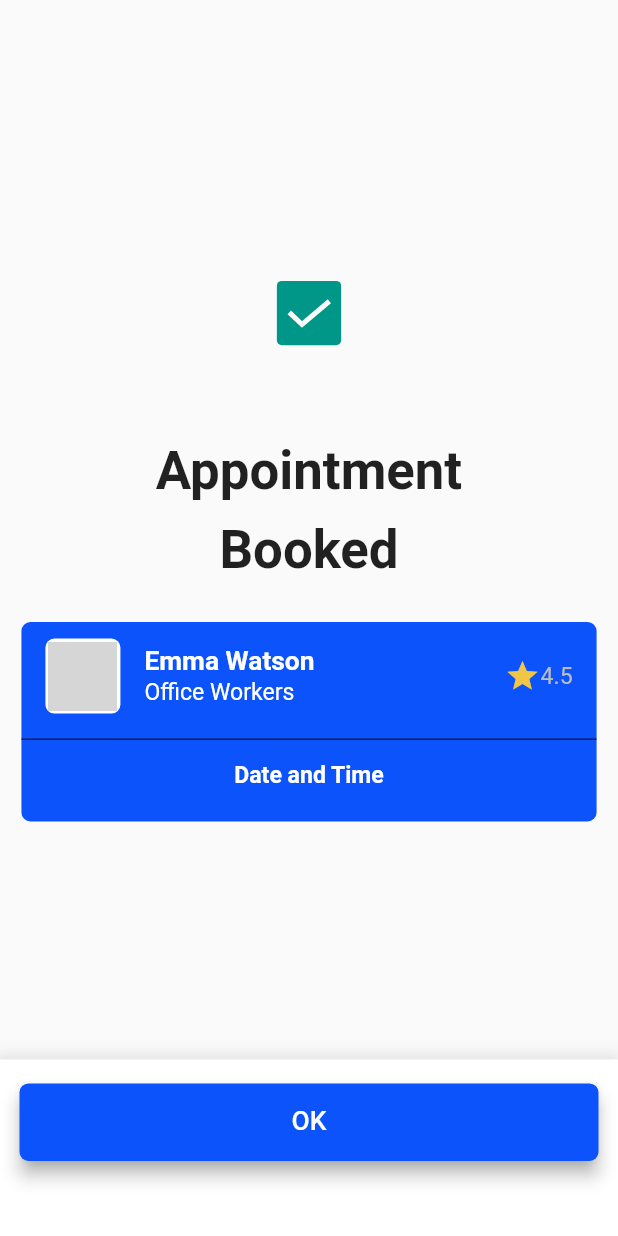
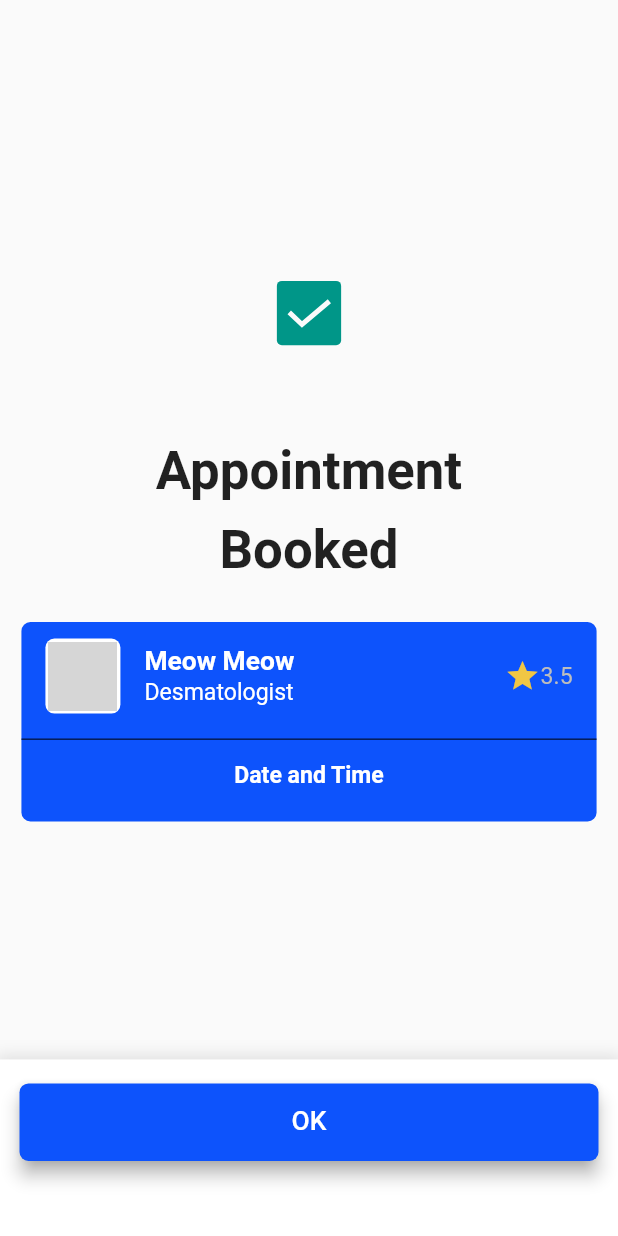
Before and after one commit to TNQT14/Doctor_Help_App, a Flutter app: the AppointmentSummaryScreen screen opened by its route, after a tap on "Make my appointment", on a phone screen of 412 x 824 dp. Run offline on Flutter 3.47's test engine with Material 2 defaults, Android fonts, the phone set to English and light mode, and no system bars; our stand-ins replace flutter_rating_bar, flutter_screenutil, lottie; grey boxes are pictures that could not be loaded.

Commit message:
class doctor model, xử lý truyền data

```diff
--- a/lib/main.dart
+++ b/lib/main.dart
@@ -26,7 +26,7 @@ class MyApp extends StatelessWidget {
           home: child,
         );
       },
-      child: ProfileScreen(),
+      child: HomeScreen(),
       designSize: Size(375, 812),
     );
   }
--- /dev/null
+++ b/lib/model/user/doctor_model.dart
@@ -0,0 +1,40 @@
+import 'package:doctor_help_app/containts/add_images.dart';
+
+import 'package:doctor_help_app/screen/screens.dart';
+
+String txt = 'From commuter to operational, hobby to heavy duty tasks,'
+    ' Dr. Detail provides expert detailing service and cosmetic care for any motorized vehicle.'
+    '  Whether it’s an exterior hand wash to full cleaning and detailing, exterior polishing and waxing,'
+    ' full interior shampoo & cleaning, addressing the dashboard and door panels, and cleaning glass,'
+    ' inside and out, paint touch-ups, and more, Dr. Detail offers excellence in service.';
+
+class DotorModel {
+  String name;
+  String email;
+  int phone;
+  String imageUrl;
+  double rating;
+  String description;
+  // String fullname;
+  String job;
+
+  DotorModel(
+      {
+        required this.name,
+      required this.imageUrl,
+      required this.email,
+      required this.phone,
+      required this.rating,
+      required this.description,
+      // required this.fullname,
+      required this.job});
+}
+
+final DotorModel user1 = DotorModel(
+    name: 'Meow Meow',
+    imageUrl: imageCat,
+    email: 'email',
+    phone: 0123456799,
+    rating: 3.5,
+    description: txt,
+    job: 'Desmatologist');
--- a/lib/screen/appointment_screen/appointment_success_screen.dart
+++ b/lib/screen/appointment_screen/appointment_success_screen.dart
@@ -1,4 +1,5 @@
 import 'package:doctor_help_app/containts/containts.dart';
+import 'package:doctor_help_app/model/user/doctor_model.dart';
 import 'package:doctor_help_app/widgets/widgets.dart';
 import 'package:flutter/material.dart';
 import 'package:flutter_screenutil/flutter_screenutil.dart';
@@ -19,7 +20,7 @@ class AppointmentSuccessScreen extends StatelessWidget {
             mainAxisAlignment: MainAxisAlignment.center,
             children: [
               SizedBox(
-                height: 100,
+                  height: 100,
                   width: 100,
                   child: Lottie.asset(iconCheckSc, fit: BoxFit.cover)),
               Padding(
@@ -30,7 +31,8 @@ class AppointmentSuccessScreen extends StatelessWidget {
                   textAlign: TextAlign.center,
                 ),
               ),
-              containerCardDoc(context, trailing: ratingStar())
+              containerCardDoc(context, user1.imageUrl, user1.name, user1.job,
+                  trailing: ratingStar(user1.rating))
             ],
           ))),
           bottomCardButton('OK', () => Navigator.pop(context))
--- a/lib/screen/appointment_screen/appointment_summary_screen.dart
+++ b/lib/screen/appointment_screen/appointment_summary_screen.dart
@@ -1,4 +1,5 @@
 import 'package:doctor_help_app/containts/containts.dart';
+import 'package:doctor_help_app/model/user/doctor_model.dart';
 import 'package:doctor_help_app/screen/home_screen/components/doctorCard.dart';
 import 'package:doctor_help_app/screen/screens.dart';
 import 'package:doctor_help_app/widgets/widgets.dart';
@@ -52,14 +53,14 @@ Container doctorIn4Card(BuildContext context) {
           title: Text('Emma Watson', style: txt16w6,),
           subtitle: Text('Office Workers', style: txt14w4,),
           contentPadding: EdgeInsetsDirectional.zero,
-          leading: clipRRectAvatar(56, 56),
+          leading: clipRRectAvatar(56, 56, user1.imageUrl),
         ),
         Divider(thickness: 1, height: 10,),
         Padding(
           padding: EdgeInsets.only(bottom: 16.0.h, top: 11.h),
-          child: iconIn4(Icons.phone, Colors.blue),
+          child: iconIn4(Icons.phone, Colors.blue, 'Phone'),
         ),
-        iconIn4(Icons.mail, Colors.red)
+        iconIn4(Icons.mail, Colors.red, 'Email')
       ],
     ),
   ), height: 222.h);
--- a/lib/screen/home_screen/components/rowIn4.dart
+++ b/lib/screen/home_screen/components/rowIn4.dart
@@ -4,15 +4,15 @@ import 'package:flutter_screenutil/flutter_screenutil.dart';
 import '../../../containts/containts.dart';
 import '../../../widgets/widgets.dart';
 
-String image = imageCale2;
-Row rowIn4() {
+// String image = imageCale2;
+Row rowIn4(String image) {
   return Row(
     mainAxisSize: MainAxisSize.min,
     children: [
       Expanded(
         child: ListTile(
           contentPadding: EdgeInsets.zero,
-          leading: clipRRectAvatar(54, 54),
+          leading: clipRRectAvatar(54, 54, image),
           title: Text('Current Location', style: txt14w4,),
           subtitle: Text('Enter an address', style: txt16w6!.copyWith(color: Colors.black),),
 
--- a/lib/widgets/clipRRectAvatar.dart
+++ b/lib/widgets/clipRRectAvatar.dart
@@ -13,8 +13,16 @@ import '../containts/containts.dart';
 //   );
 // }
 
-Widget clipRRectAvatar(double width, double height) {
+Widget clipRRectAvatar(double width, double height, String image) {
   return ClipRRect(
       borderRadius: BorderRadius.circular(6),
-      child: Image.asset(imageCat, fit: BoxFit.cover, width: width.w, height: height.h,));
+      child: (image ==null || image =='')?
+      Container(
+        width: width.w,
+        height: height.h,
+        decoration: BoxDecoration(
+          color: Colors.grey.shade300
+        ),
+          child: Icon(Icons.person, color: Colors.black,)):
+      Image.asset(image, fit: BoxFit.cover, width: width.w, height: height.h,));
 }
--- a/lib/widgets/containerCardDoc.dart
+++ b/lib/widgets/containerCardDoc.dart
@@ -5,23 +5,32 @@ import '../containts/containts.dart';
 import '../screen/screens.dart';
 import 'clipRRectAvatar.dart';
 
-Container containerCardDoc(BuildContext context, {Widget? trailing}) {
+Container containerCardDoc(
+    BuildContext context,
+    String image,
+    String name,
+    String job,
+    {Widget? trailing}) {
   return Container(
     width: 349.w,
     height: 131.h,
     decoration: BoxDecoration(
-        color: color0D53FC,
-        borderRadius: BorderRadius.circular(6)
-    ),
-    child:  Column(
+        color: color0D53FC, borderRadius: BorderRadius.circular(6)),
+    child: Column(
       // crossAxisAlignment: CrossAxisAlignment.center,
       children: [
         Padding(
           padding: const EdgeInsets.symmetric(horizontal: 16.0),
           child: ListTile(
-            trailing: trailing??SizedBox(),
-            title: Text('Emma Watson', style: txt16w6!.copyWith(color: Colors.white),),
-            subtitle: Text('Office Workers', style: txt14w4!.copyWith(color: Colors.white),),
+            trailing: trailing ?? SizedBox(),
+            title: Text(
+              name??'Lỗi',
+              style: txt16w6!.copyWith(color: Colors.white),
+            ),
+            subtitle: Text(
+              job??'Lỗi',
+              style: txt14w4!.copyWith(color: Colors.white),
+            ),
             contentPadding: EdgeInsetsDirectional.zero,
             leading: Container(
                 width: 50,
@@ -29,19 +38,26 @@ Container containerCardDoc(BuildContext context, {Widget? trailing}) {
                 padding: EdgeInsets.all(2),
                 decoration: BoxDecoration(
                     color: Colors.white,
-                    borderRadius: BorderRadius.circular(6)
-                ),
-                child: clipRRectAvatar(48, 48)),
+                    borderRadius: BorderRadius.circular(6)),
+                child: clipRRectAvatar(48, 48, image)),
           ),
         ),
-        SizedBox(height: 6.h,),
-        Divider(color: Colors.black, height: 0,),
-       // SizedBox(height: 8,),
-        TextButton(onPressed: (){
-          Navigator.pushNamed(context, AppointmentDateTimeScreen.routeName);
-        }, child: Text('Date and Time', style: txt14w6!.copyWith(color: Colors.white),))
-
-
+        SizedBox(
+          height: 6.h,
+        ),
+        Divider(
+          color: Colors.black,
+          height: 0,
+        ),
+        // SizedBox(height: 8,),
+        TextButton(
+            onPressed: () {
+              Navigator.pushNamed(context, AppointmentDateTimeScreen.routeName);
+            },
+            child: Text(
+              'Date and Time',
+              style: txt14w6!.copyWith(color: Colors.white),
+            ))
       ],
     ),
   );
--- a/lib/widgets/iconIn4.dart
+++ b/lib/widgets/iconIn4.dart
@@ -3,7 +3,7 @@ import 'package:flutter_screenutil/flutter_screenutil.dart';
 
 import '../containts/containts.dart';
 
-Widget iconIn4(IconData iconData, Color color) {
+Widget iconIn4(IconData iconData, Color color, title, {bool index = false}) {
   return Container(
     height: 36.h,
     child: Row(
@@ -24,8 +24,8 @@ Widget iconIn4(IconData iconData, Color color) {
         Column(
           crossAxisAlignment: CrossAxisAlignment.start,
           mainAxisAlignment: MainAxisAlignment.spaceBetween,
-          children: [Text('Rating', style: txt12w4!.copyWith(color: Colors.grey.shade400),),
-            Text('5.0 (5410)', style: txt14w5!.copyWith(color: Colors.black),)],
+          children: [Text(title, style: txt12w4!.copyWith(color: Colors.grey.shade400),),
+            Text( '5.0 (5410)', style: txt14w5!.copyWith(color: Colors.black),)],
         )
       ],
     ),
--- a/lib/widgets/ratingStar.dart
+++ b/lib/widgets/ratingStar.dart
@@ -2,7 +2,7 @@ import 'package:flutter/material.dart';
 
 import '../containts/containts.dart';
 
-Row ratingStar() {
+Row ratingStar(double rating) {
   return Row(
     mainAxisSize: MainAxisSize.min,
     children: [
@@ -13,7 +13,7 @@ Row ratingStar() {
             color: colorF1c644,
           ),
           Text(
-            '4.5',
+            '$rating',
             style: txt14w6!.copyWith(
                 fontWeight: FontWeight.w400, color: Colors.grey.shade400),
           ),
```
Also changed, not shown: lib/model/disease/disease_model.dart (added, +8 -0 lines), lib/screen/appointment_screen/appointment_dateTime_screen.dart (+8 -3 lines), lib/screen/doctor_detail_screen/components/pro5DocDetail.dart (+6 -5 lines), lib/screen/doctor_detail_screen/components/rowDocDetailIn4.dart (+6 -6 lines), lib/screen/doctor_detail_screen/doctor_detail_screen.dart (+3 -10 lines), lib/screen/home_screen/components/doctorCard.dart (+11 -6 lines), lib/screen/home_screen/components/shadowSlideCard.dart (+7 -1 lines), lib/screen/home_screen/home_screen.dart (+10 -23 lines), lib/screen/home_screen/listDisease.dart (+5 -5 lines).
